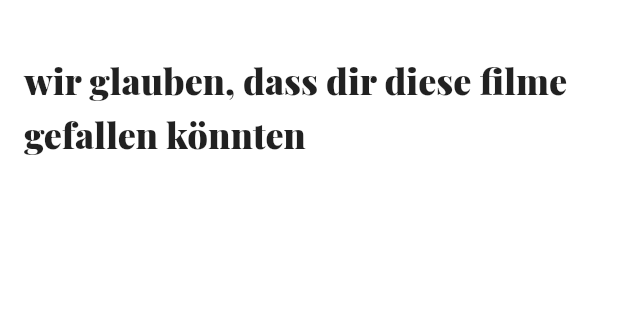
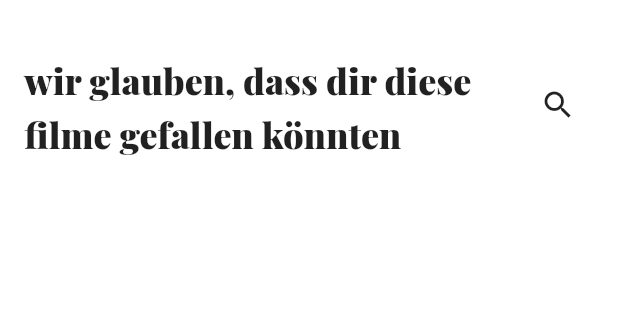
Before and after one commit to chdabre/fhnw_ws6c_franz-breitenstein-achterberg, a Flutter app: the HomeScreen screen opened directly, on a phone screen of 412 x 824 dp, the part 57-377 px from its top. Run offline on Flutter 3.47's test engine with Material 2 defaults, Android fonts, the phone set to English and light mode, and no system bars; our stand-ins replace google_fonts, sqflite; accounts and stored records are empty; statements that could not run were skipped.

Commit message:
add search bar to home screen

```diff
--- a/lib/main.dart
+++ b/lib/main.dart
@@ -22,6 +22,7 @@ class MovieApp extends StatelessWidget {
       theme: appTheme(),
       initialRoute: '/genres',
       routes: routes,
+      debugShowCheckedModeBanner: false,
     );
   }
 }
--- a/lib/models/movie.dart
+++ b/lib/models/movie.dart
@@ -1,3 +1,5 @@
+import 'package:flutter/cupertino.dart';
+
 import 'model.dart';
 import 'person.dart';
 
@@ -25,7 +27,7 @@ class Movie extends Model {
       id: json['id'],
       title: json['title'],
       overview: json['overview'],
-      releaseDate: DateTime.parse(json['release_date']),
+      releaseDate: json['release_date'].length == 10 ? DateTime.parse(json['release_date']) : null,
       posterPath: json['poster_path'],
       backdropPath: json['backdrop_path'],
       cast: json['credits'] != null ? Person.listFromJson(json['credits']['cast']) : null,
--- /dev/null
+++ b/lib/screens/home/components/search_header.dart
@@ -0,0 +1,46 @@
+import 'package:flutter/material.dart';
+
+class SearchHeader extends StatefulWidget {
+  const SearchHeader({
+    Key key,
+    this.onInput,
+  }) : super(key: key);
+
+  final Function onInput;
+
+  @override
+  _SearchHeaderState createState() => _SearchHeaderState();
+}
+
+class _SearchHeaderState extends State<SearchHeader> {
+  bool _showSearch = false;
+
+  void _toggleSearch() {
+    _showSearch = !_showSearch;
+
+    if (!_showSearch) widget.onInput("");
+
+    setState(() {});
+  }
+
+  @override
+  Widget build(BuildContext context) {
+    return Row(
+      children: <Widget>[
+        Expanded(
+          child: _showSearch ? TextField(
+            decoration: InputDecoration(
+              hintText: "Suchen"
+            ),
+            autofocus: true,
+            onChanged: widget.onInput,
+          ) : Text("wir glauben, dass dir diese filme gefallen könnten",  style: Theme.of(context).textTheme.headline4,),
+        ),
+        IconButton(
+          icon: Icon(_showSearch ? Icons.close : Icons.search),
+          onPressed: _toggleSearch,
+        )
+      ],
+    );
+  }
+}
--- a/lib/screens/home/home.dart
+++ b/lib/screens/home/home.dart
@@ -3,6 +3,7 @@ import 'package:movieapp/models/movie.dart';
 import 'package:movieapp/services/tmdb.dart';
 
 import 'components/movie_grid_tile.dart';
+import 'components/search_header.dart';
 
 class HomeScreen extends StatefulWidget {
   @override
@@ -11,14 +12,22 @@ class HomeScreen extends StatefulWidget {
 
 class _HomeScreenState extends State<HomeScreen> {
   List<Movie> _movies = List<Movie>();
+  String _searchQuery = "";
   ScrollController _controller;
   int _page = 1;
 
   List<Widget> get _gridItems => _movies.map((m) => MovieGridTile(movie: m)).toList();
 
   void _loadMovies(int page) async {
-    final List<Movie> newMovies = await TmdbApi.discoverMovies(page: page);
-    _movies.addAll(newMovies);
+    if (page == 1) _movies.clear();
+
+    if (_searchQuery.trim().length > 0) {
+      final List<Movie> searchResults = await TmdbApi.searchMovies(_searchQuery, page: page);
+      _movies.addAll(searchResults);
+    } else {
+      final List<Movie> newMovies = await TmdbApi.discoverMovies(page: page);
+      _movies.addAll(newMovies);
+    }
     setState(() {});
   }
 
@@ -52,8 +61,14 @@ class _HomeScreenState extends State<HomeScreen> {
           SliverPadding(
             padding: const EdgeInsets.all(16),
             sliver: SliverToBoxAdapter(
-              child: Text("wir glauben, dass dir diese filme gefallen könnten",
-                style: Theme.of(context).textTheme.headline4,
+              child: SearchHeader(
+                onInput: (input) {
+                  setState(() {
+                    _searchQuery = input;
+                    _page = 1;
+                  });
+                  _loadMovies(_page);
+                },
               ),
             ),
           ),
```
Also changed, not shown: lib/screens/home/components/movie_grid_tile.dart (+5 -2 lines).
